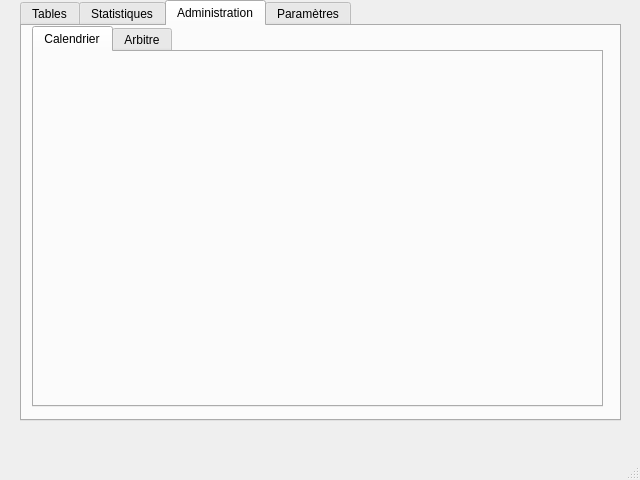
Qt form mainwindow.ui (LaymajouxClement/bdr-projet1-app) before a commit.
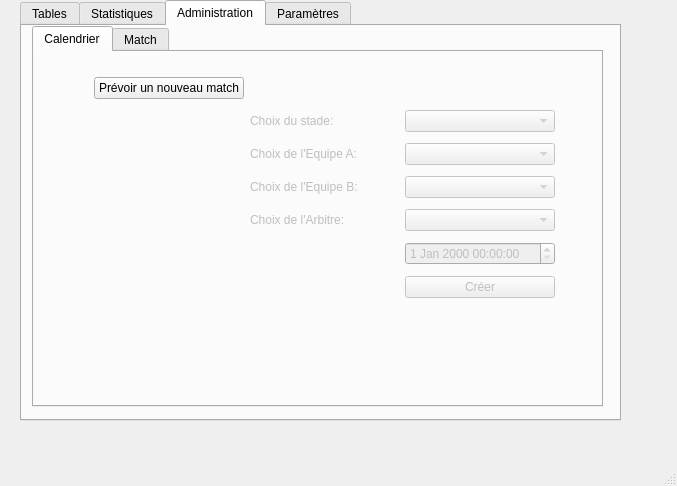
The same form after that commit. The open tabs and pages were chosen to show the change.

Patch:
```diff
--- a/mainwindow.ui
+++ b/mainwindow.ui
@@ -6,8 +6,8 @@
    <rect>
     <x>0</x>
     <y>0</y>
-    <width>640</width>
-    <height>480</height>
+    <width>677</width>
+    <height>486</height>
    </rect>
   </property>
   <property name="windowTitle">
@@ -160,10 +160,114 @@
        <attribute name="title">
         <string>Calendrier</string>
        </attribute>
+       <widget class="QWidget" name="gridLayoutWidget">
+        <property name="geometry">
+         <rect>
+          <x>60</x>
+          <y>20</y>
+          <width>461</width>
+          <height>238</height>
+         </rect>
+        </property>
+        <layout class="QGridLayout" name="gridLayout">
+         <item row="4" column="2">
+          <widget class="QComboBox" name="equipeB_cb">
+           <property name="enabled">
+            <bool>false</bool>
+           </property>
+          </widget>
+         </item>
+         <item row="5" column="1">
+          <widget class="QLabel" name="arbitre_cb_lbl">
+           <property name="enabled">
+            <bool>false</bool>
+           </property>
+           <property name="text">
+            <string>Choix de l'Arbitre: </string>
+           </property>
+          </widget>
+         </item>
+         <item row="7" column="2">
+          <widget class="QPushButton" name="create_calendrier_btn">
+           <property name="enabled">
+            <bool>false</bool>
+           </property>
+           <property name="text">
+            <string>Créer</string>
+           </property>
+          </widget>
+         </item>
+         <item row="4" column="1">
+          <widget class="QLabel" name="eqB_cb_lbl">
+           <property name="enabled">
+            <bool>false</bool>
+           </property>
+           <property name="text">
+            <string>Choix de l'Equipe B: </string>
+           </property>
+          </widget>
+         </item>
+         <item row="3" column="2">
+          <widget class="QComboBox" name="equipeA_cb">
+           <property name="enabled">
+            <bool>false</bool>
+           </property>
+          </widget>
+         </item>
+         <item row="1" column="0">
+          <widget class="QPushButton" name="create_form_calendrier_btn">
+           <property name="text">
+            <string>Prévoir un nouveau match</string>
+           </property>
+          </widget>
+         </item>
+         <item row="2" column="1">
+          <widget class="QLabel" name="stade_cb_lbl">
+           <property name="enabled">
+            <bool>false</bool>
+           </property>
+           <property name="text">
+            <string>Choix du stade:</string>
+           </property>
+          </widget>
+         </item>
+         <item row="5" column="2">
+          <widget class="QComboBox" name="arbitre_cb">
+           <property name="enabled">
+            <bool>false</bool>
+           </property>
+          </widget>
+         </item>
+         <item row="2" column="2">
+          <widget class="QComboBox" name="stade_cb">
+           <property name="enabled">
+            <bool>false</bool>
+           </property>
+          </widget>
+         </item>
+         <item row="3" column="1">
+          <widget class="QLabel" name="eqA_cb_lbl">
+           <property name="enabled">
+            <bool>false</bool>
+           </property>
+           <property name="text">
+            <string>Choix de l'Equipe A: </string>
+           </property>
+          </widget>
+         </item>
+         <item row="6" column="2">
+          <widget class="QDateTimeEdit" name="calendrier_date_de">
+           <property name="enabled">
+            <bool>false</bool>
+           </property>
+          </widget>
+         </item>
+        </layout>
+       </widget>
       </widget>
       <widget class="QWidget" name="tab_5">
        <attribute name="title">
-        <string>Arbitre</string>
+        <string>Match</string>
        </attribute>
       </widget>
      </widget>
```
Left out of the diff: 82 changed lines with no effect on the pictures.
